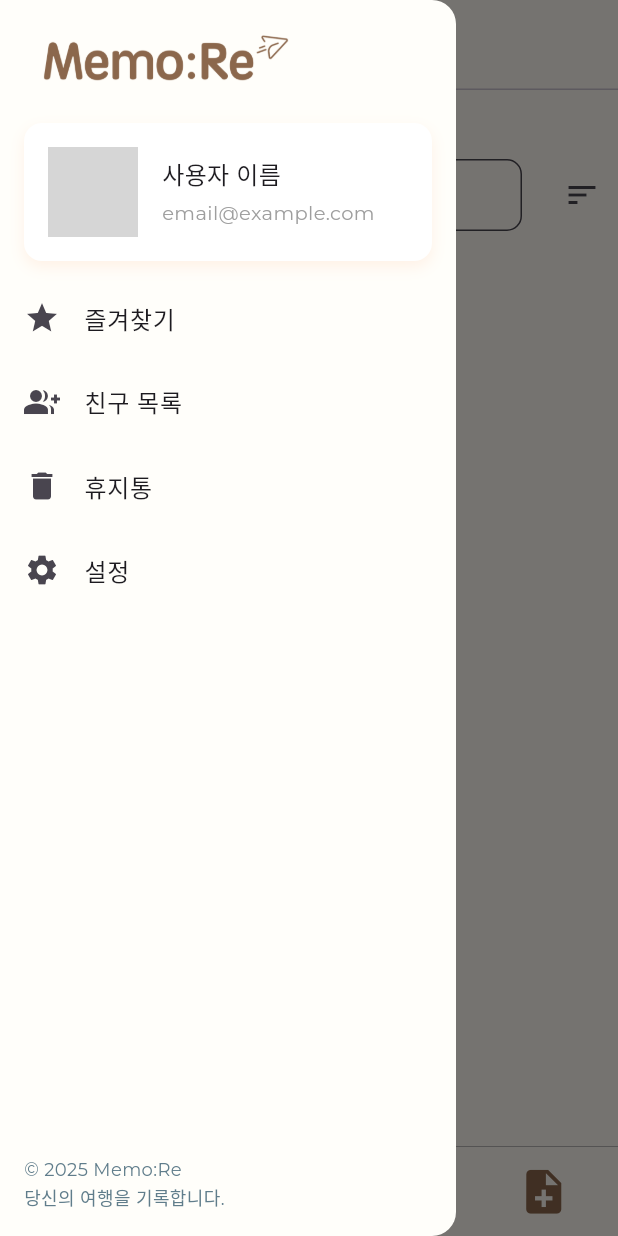
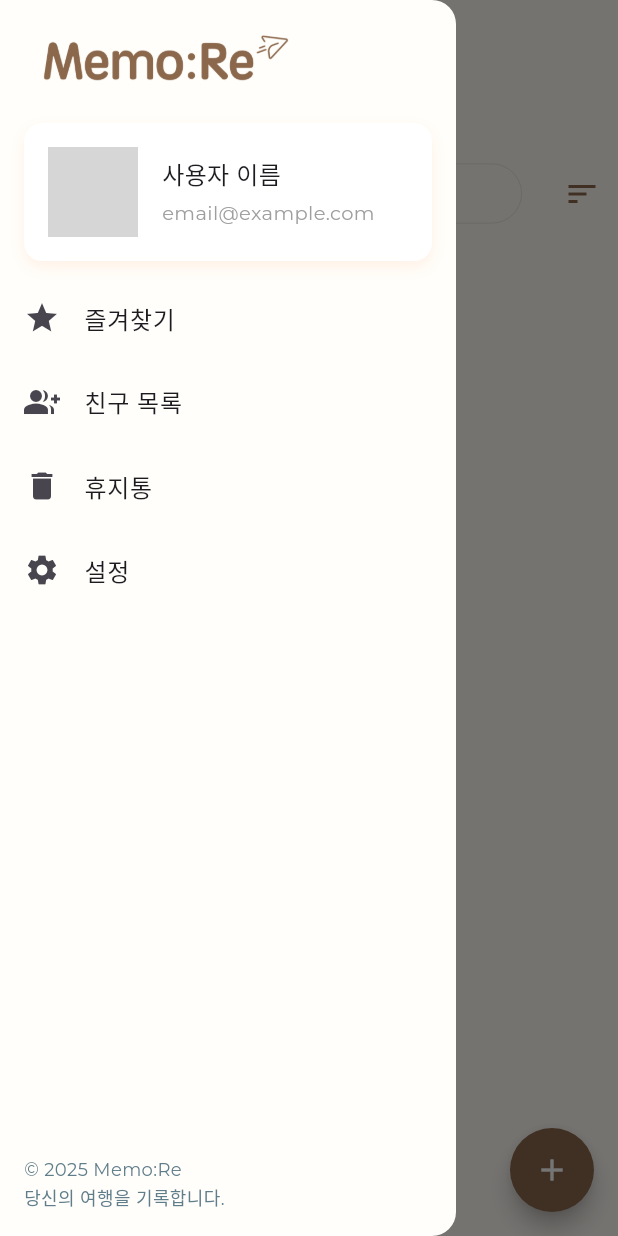
Before and after one commit to alvn84/memoRe, a Flutter app: the HomeScreen screen opened directly, with the side drawer open, on a phone screen of 412 x 824 dp. Run offline on Flutter 3.47's test engine with Material 3 defaults, Android fonts, the phone set to English and light mode, and no system bars; drawn by our look-alikes of smooth_page_indicator; our stand-ins replace shared_preferences, table_calendar; accounts and stored records are empty; grey boxes are pictures that could not be loaded.

Commit message:
4/15패치
디자인수정

```diff
--- a/lib/presentation/screen/home/home_screen.dart
+++ b/lib/presentation/screen/home/home_screen.dart
@@ -32,15 +32,16 @@ class _HomeScreenState extends State<HomeScreen> {
         elevation: 0,  // 그림자 제거 (없애는게 깔끔)
         leading: Builder(
           builder: (context) => IconButton(
-            icon: const Icon(Icons.menu),
+            icon: const Icon(Icons.menu,color: Color(0xFF8B674C)),
             onPressed: () => Scaffold.of(context).openDrawer(),
           ),
         ),
         title: const Text(
-          '목록',  // 여기에 원하는 텍스트 넣기
+          'Notes',  // 여기에 원하는 텍스트 넣기
           style: TextStyle(
-            fontSize: 20,  // 글씨 크기
-            color: Colors.black,  // 글씨 색상
+            fontSize: 17,  // 글씨 크기
+            fontWeight: FontWeight.bold,
+            color: Color(0xFF8B674C),  // 글씨 색상
           ),
         ),
         centerTitle: true,
@@ -48,7 +49,6 @@ class _HomeScreenState extends State<HomeScreen> {
       body: Column(
         children: [
           const SizedBox(height: 3),
-          const Divider(height: 1, thickness: 1),
           const SizedBox(height: 3),
           Padding(
             padding: const EdgeInsets.symmetric(horizontal: 16.0, vertical: 8),
--- a/lib/presentation/screen/home/tab1/tab1_screen.dart
+++ b/lib/presentation/screen/home/tab1/tab1_screen.dart
@@ -2,7 +2,7 @@ import 'package:flutter/material.dart';
 import 'folder_model.dart';
 import 'folder_storage.dart';
 import 'add_folder_dialog.dart';
-import '../folder/folder_detail_screen.dart'; // 기존 폴더 디테일 화면
+import '../folder/folder_detail_screen.dart';
 
 class Tab1Screen extends StatefulWidget {
   const Tab1Screen({super.key});
@@ -14,6 +14,8 @@ class Tab1Screen extends StatefulWidget {
 class _Tab1ScreenState extends State<Tab1Screen> {
   List<Folder> folders = [];
   String _searchQuery = '';
+  bool _isFabExpanded = false;
+  final FocusNode _searchFocusNode = FocusNode();  // FocusNode 추가
 
   @override
   void initState() {
@@ -37,7 +39,7 @@ class _Tab1ScreenState extends State<Tab1Screen> {
         folders.add(
           Folder(
             name: folderName,
-            color: Colors.deepPurpleAccent,
+            color: Color(0xFF8B674C),
             icon: Icons.folder,
           ),
         );
@@ -72,10 +74,20 @@ class _Tab1ScreenState extends State<Tab1Screen> {
         folder.name.toLowerCase().contains(_searchQuery.toLowerCase()))
         .toList();
 
-    return Scaffold(
+    return GestureDetector(
+      onTap: () {
+        _searchFocusNode.unfocus();  // 키보드 완전 해제
+        setState(() {
+          _isFabExpanded = false;    // FAB 닫기
+        });
+      },
+      child: Scaffold(
         appBar: AppBar(
           backgroundColor: Colors.transparent,
-        title: TextField(
+          title: SizedBox(
+            height: 40,
+            child: TextField(
+              focusNode: _searchFocusNode,  // FocusNode 연결
               onChanged: (value) {
                 setState(() {
                   _searchQuery = value;
@@ -83,39 +95,40 @@ class _Tab1ScreenState extends State<Tab1Screen> {
               },
               decoration: InputDecoration(
                 hintText: '검색',
-            contentPadding: const EdgeInsets.symmetric(vertical: 0, horizontal: 12), // 내부 여백
-            border: OutlineInputBorder(
-              borderRadius: BorderRadius.circular(10), // 여기서 둥글게 정도 조절
+                hintStyle: const TextStyle(fontSize: 15, color: Colors.grey),
+                contentPadding:
+                const EdgeInsets.symmetric(vertical: 1, horizontal: 15),
+                enabledBorder: OutlineInputBorder(
+                  borderRadius: BorderRadius.circular(20),
                   borderSide: const BorderSide(
-                color: Color(0xFFD6CFC8),  // 테두리 색상 (연회색)
-                width: 0.5,  // 테두리 두께 (얇게)
+                    color: Colors.black12, // unfocused 시 색상
+                    width: 0.5,
                   ),
                 ),
+
                 focusedBorder: OutlineInputBorder(
                   borderRadius: BorderRadius.circular(10),
                   borderSide: const BorderSide(
-                color: Color(0xFF8B674C), // 포커스 시 테두리 색 (모카무스)
+                    color: Color(0xFF8B674C),
                     width: 1.2,
                   ),
                 ),
-            filled: true, // 배경 채우기
-            fillColor: Colors.transparent, // 검색창 배경색 (연한 회색 느낌)
+                filled: true,
+                fillColor: Colors.transparent,
+              ),
             ),
           ),
           actions: [
             IconButton(
-            icon: const Icon(Icons.sort),
+              icon: const Icon(Icons.sort, color: Color(0xFF8B674C)),
               onPressed: () {
                 setState(() {
-                // 1. Default 폴더 분리
-                final defaultFolder =
-                    folders.firstWhere((folder) => folder.name == 'Default');
+                  final defaultFolder = folders
+                      .firstWhere((folder) => folder.name == 'Default');
                   final userFolders = folders
                       .where((folder) => folder.name != 'Default')
                       .toList();
-                // 2. 사용자 폴더만 정렬
                   userFolders.sort((a, b) => a.name.compareTo(b.name));
-                // 3. 다시 합치기 (Default 맨 앞)
                   folders = [defaultFolder, ...userFolders];
                 });
               },
@@ -128,16 +141,16 @@ class _Tab1ScreenState extends State<Tab1Screen> {
               ? const Center(child: Text('검색 결과 없음'))
               : GridView.builder(
             itemCount: filteredFolders.length,
-                gridDelegate: const SliverGridDelegateWithFixedCrossAxisCount(
+            gridDelegate:
+            const SliverGridDelegateWithFixedCrossAxisCount(
               crossAxisCount: 3,
               crossAxisSpacing: 16.0,
               mainAxisSpacing: 16.0,
-                  childAspectRatio: 0.8,
+              childAspectRatio: 1.0,
             ),
             itemBuilder: (context, index) {
               final folder = filteredFolders[index];
               final originalIndex = folders.indexOf(folder);
-
               return InkWell(
                 onTap: () {
                   Navigator.push(
@@ -149,7 +162,7 @@ class _Tab1ScreenState extends State<Tab1Screen> {
                   );
                 },
                 onLongPress: () {
-                      if (folder.name == 'Default') return; // ⭐️ Default는 막기
+                  if (folder.name == 'Default') return;
                   showModalBottomSheet(
                     context: context,
                     builder: (_) => Column(
@@ -159,8 +172,9 @@ class _Tab1ScreenState extends State<Tab1Screen> {
                           leading: Icon(folder.isStarred
                               ? Icons.star
                               : Icons.star_border),
-                              title: Text(
-                                  folder.isStarred ? '즐겨찾기 해제' : '즐겨찾기 추가'),
+                          title: Text(folder.isStarred
+                              ? '즐겨찾기 해제'
+                              : '즐겨찾기 추가'),
                           onTap: () {
                             Navigator.pop(context);
                             _toggleStar(originalIndex);
@@ -184,7 +198,8 @@ class _Tab1ScreenState extends State<Tab1Screen> {
                     Stack(
                       alignment: Alignment.topRight,
                       children: [
-                            Icon(folder.icon, color: folder.color, size: 65),
+                        Icon(folder.icon,
+                            color: folder.color, size: 50),
                         if (folder.isStarred)
                           const Icon(Icons.star,
                               color: Colors.amber, size: 20),
@@ -193,7 +208,7 @@ class _Tab1ScreenState extends State<Tab1Screen> {
                     const SizedBox(height: 8),
                     Text(
                       folder.name,
-                          style: const TextStyle(fontSize: 15),
+                      style: const TextStyle(fontSize: 13),
                       overflow: TextOverflow.ellipsis,
                     ),
                   ],
@@ -202,32 +217,49 @@ class _Tab1ScreenState extends State<Tab1Screen> {
             },
           ),
         ),
-      bottomNavigationBar: Container(
-        height: 60,
-        decoration: const BoxDecoration(
-          border: Border(top: BorderSide(color: Colors.grey, width: 0.5)),
+        floatingActionButton: Column(
+          mainAxisSize: MainAxisSize.min,
+          children: [
+            AnimatedSlide(
+              offset: _isFabExpanded
+                  ? const Offset(0, 0)
+                  : const Offset(0, 0.3),
+              duration: const Duration(milliseconds: 200),
+              curve: Curves.easeOut,
+              child: AnimatedOpacity(
+                opacity: _isFabExpanded ? 1 : 0,
+                duration: const Duration(milliseconds: 200),
+                child: FloatingActionButton(
+                  heroTag: 'addFolder',
+                  mini: true,
+                  shape: const CircleBorder(),
+                  backgroundColor: const Color(0xFFFFFBF5),
+                  onPressed: () {
+                    setState(() {
+                      _isFabExpanded = false;
+                    });
+                    _addNewFolder();
+                  },
+                  child: const Icon(Icons.create_new_folder,
+                      color: Color(0xFF8B674C)),
                 ),
-        child: Padding(
-          padding: const EdgeInsets.symmetric(horizontal: 24.0),
-          child: Row(
-            mainAxisAlignment: MainAxisAlignment.spaceBetween,
-            children: [
-              IconButton(
-                onPressed: _addNewFolder, // 폴더 추가 함수
-                icon: const Icon(Icons.create_new_folder, color: Color(0xFF8B674C)),
-                iconSize: 35,
-                tooltip: '새 폴더 만들기',
               ),
-              IconButton(
+            ),
+            const SizedBox(height: 12),
+            FloatingActionButton(
+              backgroundColor: const Color(0xFF8B674C),
+              shape: const CircleBorder(),
               onPressed: () {
-                  // TODO: 새 메모 만들기 동작 (추가하고 싶으면 이 함수 지정)
+                setState(() {
+                  _isFabExpanded = !_isFabExpanded;
+                });
               },
-                icon: const Icon(Icons.note_add, color: Color(0xFF8B674C)),
-                iconSize: 35,
-                tooltip: '새 메모 만들기',
+              child: Icon(
+                _isFabExpanded ? Icons.note_add : Icons.add,
+                color: Colors.white,
+              ),
             ),
           ],
-          ),
         ),
       ),
     );
--- a/pubspec.yaml
+++ b/pubspec.yaml
@@ -62,6 +62,7 @@ flutter:
     - family: Montserrat
       fonts:
         - asset: assets/fonts/Montserrat-VariableFont_wght.ttf
+        - asset: assets/fonts/Montserrat-Regular.ttf
   # The following line ensures that the Material Icons font is
   # included with your application, so that you can use the icons in
   # the material Icons class.
```
Also changed, not shown: assets/fonts/Montserrat-Regular.ttf (added), pubspec.lock. Lines whose indentation alone changed are shown as unchanged.
